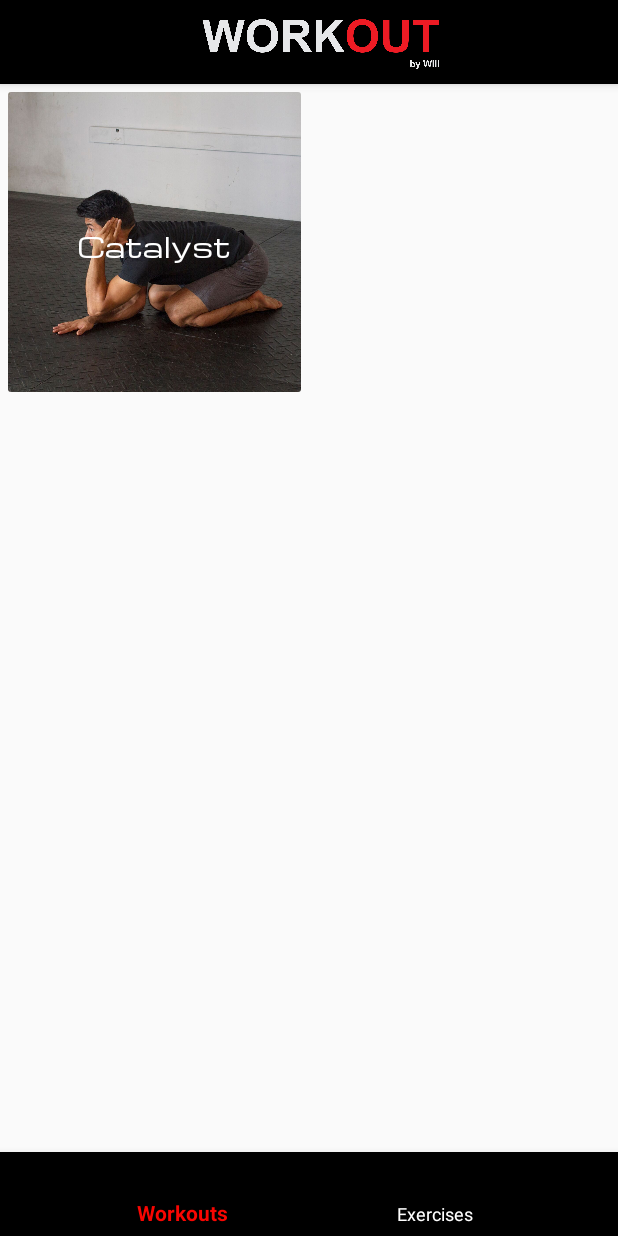
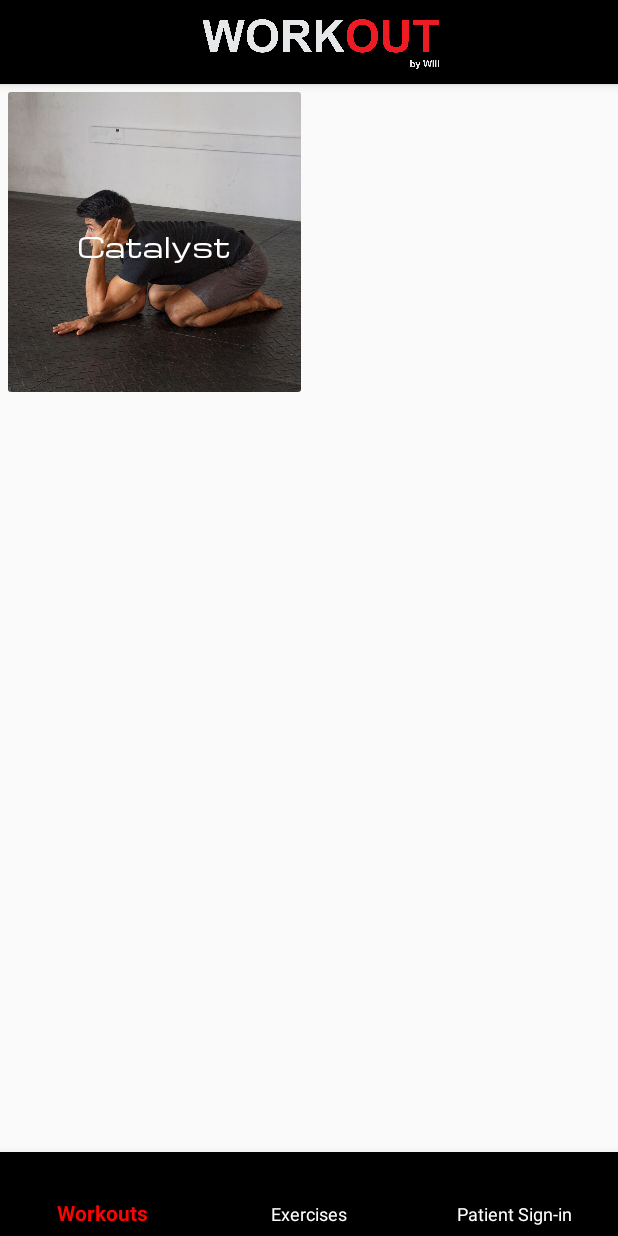
Before and after one commit to alexnassif/WorkoutByWill-android, an Android app: the screen it shows after launch (MainActivity), on a phone screen of 412 x 824 dp. Run offline under Robolectric (Android 15) with nearby library versions, the phone set to English and light mode, and no system bars; our stand-ins replace Firebase (no records; nobody signed in at launch, a user with empty details on screens opened directly); libraries missing offline, so code that uses them is left out: com.firebase.ui.

Commit message:
added sign in and sign out

```diff
--- a/app/build.gradle
+++ b/app/build.gradle
@@ -36,6 +36,8 @@ dependencies {
     androidTestImplementation 'com.android.support.test.espresso:espresso-core:3.0.1'
     compile 'com.google.firebase:firebase-core:11.8.0'
     compile 'com.google.firebase:firebase-database:11.8.0'
+    compile 'com.google.firebase:firebase-auth:11.8.0'
+    compile 'com.firebaseui:firebase-ui-auth:3.2.2'
     implementation("com.github.bumptech.glide:glide:4.5.0") {
         exclude group: "com.android.support"
     }
--- a/app/src/main/AndroidManifest.xml
+++ b/app/src/main/AndroidManifest.xml
@@ -18,8 +18,10 @@
                 <category android:name="android.intent.category.LAUNCHER" />
             </intent-filter>
         </activity>
-        <activity android:name=".Controller.ExerciseDetailActivity"
-            android:parentActivityName=".MainActivity"></activity>
+        <activity
+            android:name=".Controller.ExerciseDetailActivity"
+            android:parentActivityName=".MainActivity" />
+        <activity android:name=".Controller.SignInActivity"></activity>
     </application>
 
 </manifest>
--- a/app/src/main/java/com/alexnassif/mobile/workoutbywill/Controller/ExerciseDetailFragment.kt
+++ b/app/src/main/java/com/alexnassif/mobile/workoutbywill/Controller/ExerciseDetailFragment.kt
@@ -31,7 +31,7 @@ class ExerciseDetailFragment : Fragment() {
     override fun onCreate(savedInstanceState: Bundle?) {
         super.onCreate(savedInstanceState)
         if (arguments != null) {
-            exercise = arguments.getParcelable(EXERCISE_KEY)
+            exercise = arguments!!.getParcelable(EXERCISE_KEY)
         }
     }
 
@@ -86,7 +86,7 @@ class ExerciseDetailFragment : Fragment() {
 
     }
 
-    override fun onCreateView(inflater: LayoutInflater?, container: ViewGroup?,
+    override fun onCreateView(inflater: LayoutInflater, container: ViewGroup?,
                               savedInstanceState: Bundle?): View? {
         // Inflate the layout for this fragment
         return inflater!!.inflate(R.layout.fragment_exercise_detail, container, false)
--- a/app/src/main/java/com/alexnassif/mobile/workoutbywill/Controller/ExerciseFragment.kt
+++ b/app/src/main/java/com/alexnassif/mobile/workoutbywill/Controller/ExerciseFragment.kt
@@ -37,12 +37,12 @@ class ExerciseFragment : Fragment() {
         super.onActivityCreated(savedInstanceState)
         linearLayoutManager = LinearLayoutManager(context)
         recyclerViewBpEx.layoutManager = linearLayoutManager
-        adapter = BodyPartRecyclerAdapter(context, DataService.bpCategories) {
+        adapter = BodyPartRecyclerAdapter(context!!, DataService.bpCategories) {
 
             exType ->
             var fragment = ExerciseTypeFragment.newInstance(exType.title)
 
-                    fragmentManager
+                    fragmentManager!!
                     .beginTransaction()
                     .replace(R.id.content_frame, fragment, fragment.javaClass.getSimpleName())
                     .addToBackStack(fragment.javaClass.getSimpleName())
@@ -53,7 +53,7 @@ class ExerciseFragment : Fragment() {
 
     }
 
-    override fun onCreateView(inflater: LayoutInflater?, container: ViewGroup?,
+    override fun onCreateView(inflater: LayoutInflater, container: ViewGroup?,
                               savedInstanceState: Bundle?): View? {
         // Inflate the layout for this fragment
         return inflater!!.inflate(R.layout.fragment_exercise, container, false)
--- a/app/src/main/java/com/alexnassif/mobile/workoutbywill/Controller/WorkoutDetailFragment.kt
+++ b/app/src/main/java/com/alexnassif/mobile/workoutbywill/Controller/WorkoutDetailFragment.kt
@@ -30,7 +30,7 @@ class WorkoutDetailFragment : Fragment() {
     override fun onCreate(savedInstanceState: Bundle?) {
         super.onCreate(savedInstanceState)
         if (arguments != null) {
-            mWorkoutName = arguments.getString(WORKOUT_NAME)
+            mWorkoutName = arguments!!.getString(WORKOUT_NAME)
         }
 
     }
@@ -57,7 +57,7 @@ class WorkoutDetailFragment : Fragment() {
 
     }
 
-    override fun onCreateView(inflater: LayoutInflater?, container: ViewGroup?,
+    override fun onCreateView(inflater: LayoutInflater, container: ViewGroup?,
                               savedInstanceState: Bundle?): View? {
         // Inflate the layout for this fragment
         return inflater!!.inflate(R.layout.fragment_workout_detail, container, false)
--- a/app/src/main/java/com/alexnassif/mobile/workoutbywill/Controller/WorkoutFragment.kt
+++ b/app/src/main/java/com/alexnassif/mobile/workoutbywill/Controller/WorkoutFragment.kt
@@ -30,12 +30,12 @@ class WorkoutFragment : Fragment() {
     override fun onCreate(savedInstanceState: Bundle?) {
         super.onCreate(savedInstanceState)
         if (arguments != null) {
-            mParam1 = arguments.getString(ARG_PARAM1)
-            mParam2 = arguments.getString(ARG_PARAM2)
+            mParam1 = arguments!!.getString(ARG_PARAM1)
+            mParam2 = arguments!!.getString(ARG_PARAM2)
         }
     }
 
-    override fun onCreateView(inflater: LayoutInflater?, container: ViewGroup?,
+    override fun onCreateView(inflater: LayoutInflater, container: ViewGroup?,
                               savedInstanceState: Bundle?): View? {
         // Inflate the layout for this fragment
         return inflater!!.inflate(R.layout.fragment_workout, container, false)
@@ -48,10 +48,10 @@ class WorkoutFragment : Fragment() {
         list.add(Workout("randomWorkout"))
         var layoutMan = GridLayoutManager(context, 2)
         workoutRecyclerView.layoutManager = layoutMan
-        adapter = WorkoutRecyclerAdapter(context, list){workout ->
+        adapter = WorkoutRecyclerAdapter(context!!, list){workout ->
             var fragment = WorkoutDetailFragment.newInstance(workout.name)
 
-            fragmentManager
+            fragmentManager!!
                     .beginTransaction()
                     .replace(R.id.content_frame, fragment, fragment.javaClass.getSimpleName())
                     .addToBackStack(fragment.javaClass.getSimpleName())
--- a/app/src/main/java/com/alexnassif/mobile/workoutbywill/MainActivity.kt
+++ b/app/src/main/java/com/alexnassif/mobile/workoutbywill/MainActivity.kt
@@ -1,14 +1,23 @@
 package com.alexnassif.mobile.workoutbywill
 
+import android.content.Intent
 import android.os.Bundle
 import android.support.design.widget.BottomNavigationView
 import android.support.v4.app.Fragment
 import android.support.v7.app.AppCompatActivity
+import android.util.Log
+import android.view.Menu
+import android.view.MenuItem
 import com.alexnassif.mobile.workoutbywill.Controller.ExerciseFragment
+import com.alexnassif.mobile.workoutbywill.Controller.SignInActivity
 import com.alexnassif.mobile.workoutbywill.Controller.WorkoutFragment
+import com.firebase.ui.auth.AuthUI
+import com.google.firebase.auth.FirebaseAuth
 import kotlinx.android.synthetic.main.activity_main.*
 
 class MainActivity : AppCompatActivity() {
+
+
     lateinit var selectedFragment: Fragment
     private val mOnNavigationItemSelectedListener = BottomNavigationView.OnNavigationItemSelectedListener {
 
@@ -23,6 +32,11 @@ class MainActivity : AppCompatActivity() {
                 selectedFragment = ExerciseFragment.newInstance()
                 addFragment(selectedFragment)
                 return@OnNavigationItemSelectedListener true
+            }
+            R.id.navigation_sign_in -> {
+                val intent = Intent(this, SignInActivity::class.java)
+                startActivity(intent)
+
             }
 
         }
@@ -46,9 +60,38 @@ class MainActivity : AppCompatActivity() {
                 .add(R.id.content_frame, selectedFragment, selectedFragment.javaClass.getSimpleName())
                 .commit()
         navigation.setOnNavigationItemSelectedListener(mOnNavigationItemSelectedListener)
-
         setSupportActionBar(app_toolbar)
 
 
+
+    }
+
+    override fun onStart() {
+        super.onStart()
+
+        Log.d("currentuser", auth.currentUser?.email)
+
+    }
+
+    override fun onCreateOptionsMenu(menu: Menu?): Boolean {
+        if(currentUser != null) {
+            menuInflater.inflate(R.menu.so_menu, menu)
+            //return true
+        }
+        return true
+    }
+
+    override fun onOptionsItemSelected(item: MenuItem?): Boolean {
+
+        if(item!!.itemId == R.id.sign_out){
+            auth.signOut()
+        }
+
+        return super.onOptionsItemSelected(item)
+    }
+
+    companion object {
+        val auth = FirebaseAuth.getInstance()!!
+        val currentUser = auth.currentUser
     }
 }
--- a/app/src/main/res/menu/navigation.xml
+++ b/app/src/main/res/menu/navigation.xml
@@ -11,4 +11,9 @@
         android:checkable="false"
         android:title="@string/title_exercises" />
 
+    <item
+        android:id="@+id/navigation_sign_in"
+        android:checkable="false"
+        android:title="Patient Sign-in"/>
+
 </menu>
--- /dev/null
+++ b/app/src/main/res/menu/so_menu.xml
@@ -0,0 +1,7 @@
+<?xml version="1.0" encoding="utf-8"?>
+<menu xmlns:android="http://schemas.android.com/apk/res/android">
+
+        <item
+            android:id="@+id/sign_out"
+            android:title="Sign Out"/>
+</menu>
```
Also changed, not shown: app/src/main/java/com/alexnassif/mobile/workoutbywill/Controller/DayFragment.kt (+4 -5 lines), app/src/main/java/com/alexnassif/mobile/workoutbywill/Controller/ExerciseTypeFragment.kt (+4 -4 lines), app/src/main/java/com/alexnassif/mobile/workoutbywill/Controller/ImageFragment.kt (+4 -4 lines), app/src/main/java/com/alexnassif/mobile/workoutbywill/Controller/SignInActivity.kt (added, +74 -0 lines), app/src/main/res/layout/activity_sign_in.xml (added, +10 -0 lines).
